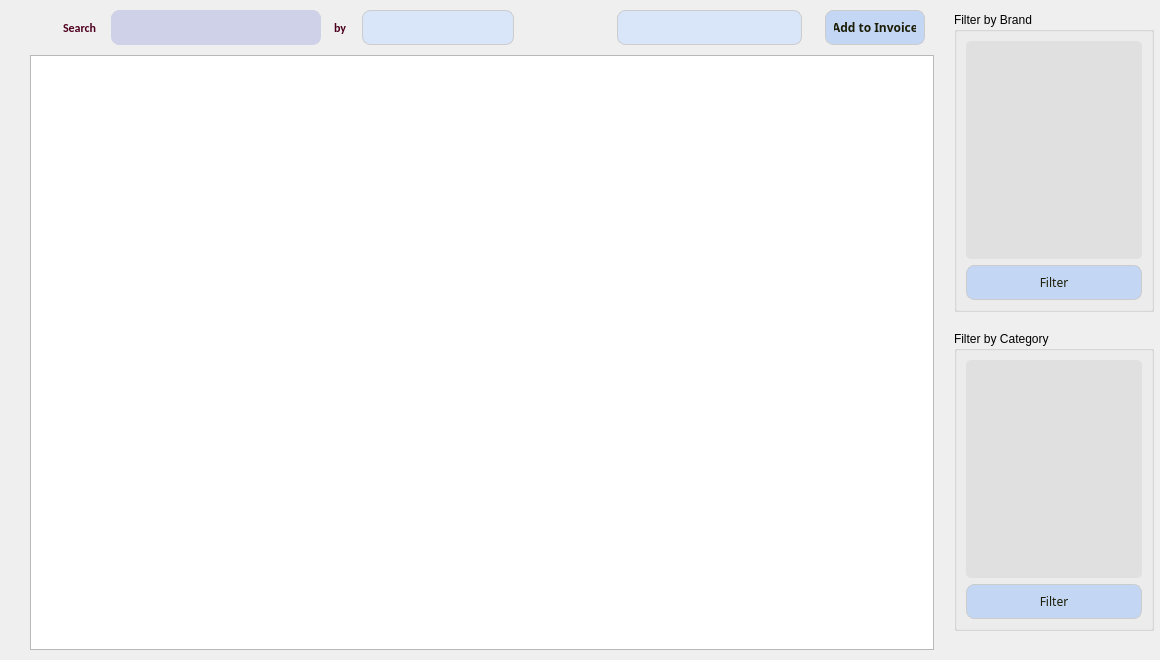
ImRanjbar/Inventory-Management, file InventoryManagement/purchase_widget.ui: the form before one commit.
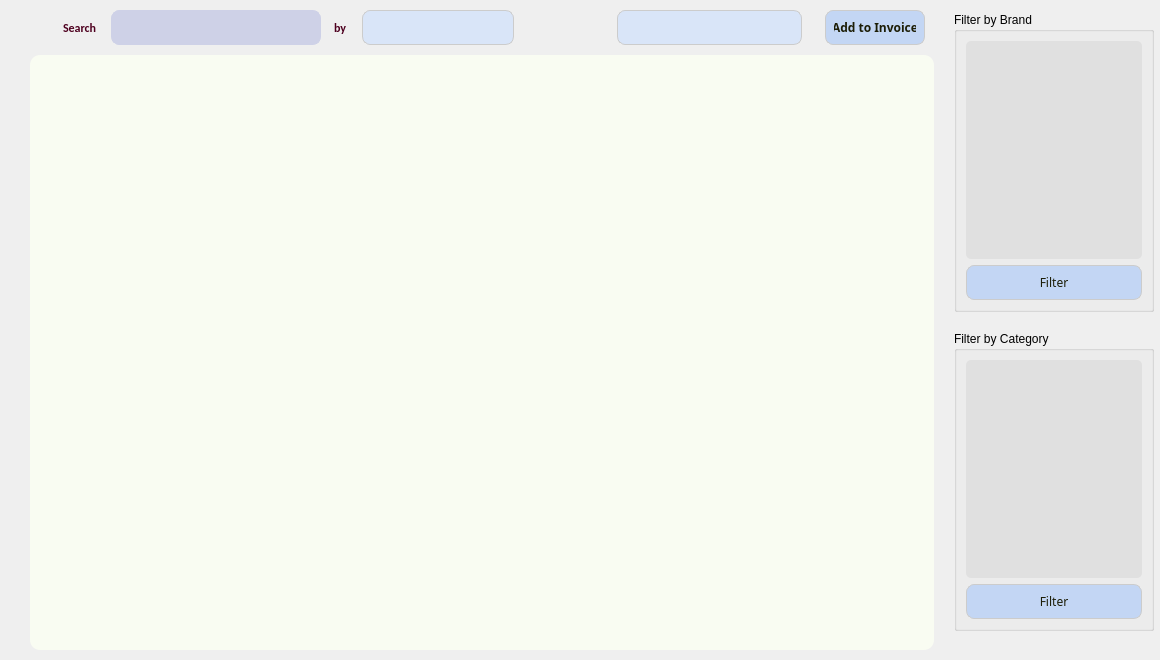
The form after the commit. Icons and pictures are not drawn.

Patch:
```diff
--- a/InventoryManagement/purchase_widget.ui
+++ b/InventoryManagement/purchase_widget.ui
@@ -523,6 +523,21 @@
            <height>5700</height>
           </size>
          </property>
+         <property name="styleSheet">
+          <string notr="true">QTableView {
+	background-color : #f9fcf2;
+	border-radius : 10px;
+}
+
+QScrollBar:vertical {
+  background-color: #d3d3d3; /* Change to the desired color */
+}
+
+QScrollBar::handle:vertical {
+  background-color: #c5b4ee; /* Change to the desired color */
+}
+</string>
+         </property>
         </widget>
        </item>
       </layout>
```
